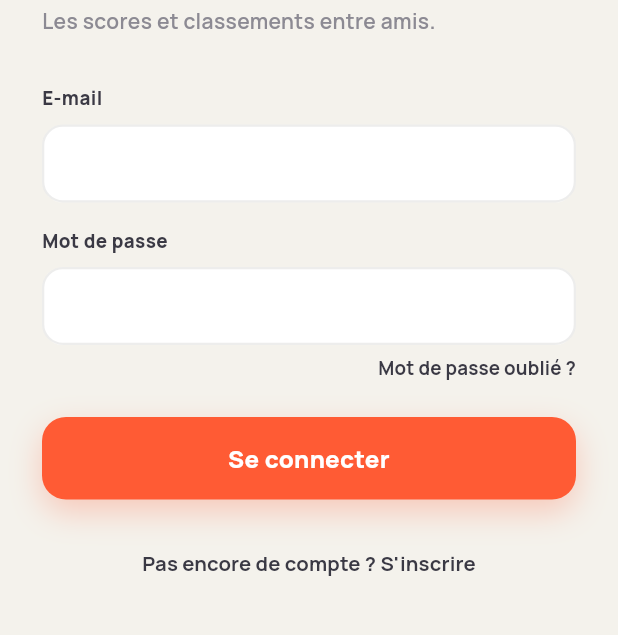
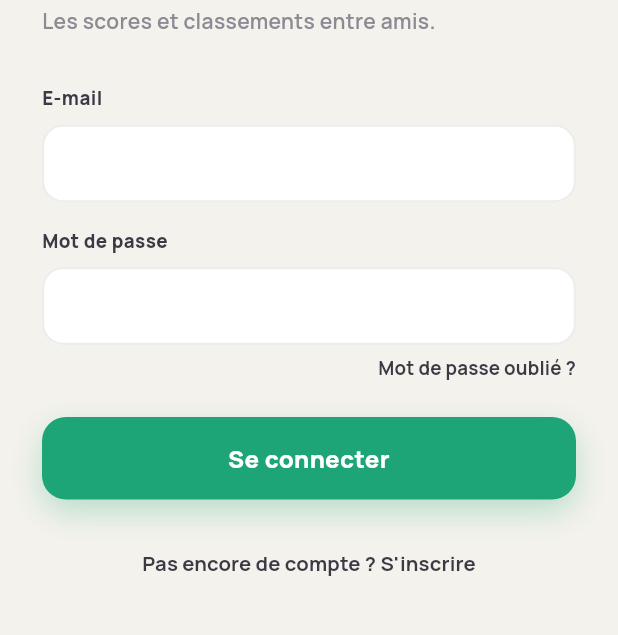
Before and after one commit to thomas26215/Podium, a Flutter app: the screen it shows after launch, on a phone screen of 412 x 824 dp, the part 444-1079 px from its top. Run offline on Flutter 3.47's test engine with Material 3 defaults, Android fonts, the light colour scheme and no system bars; our stand-ins replace app_links, cloud_firestore, connectivity_plus, firebase_auth, firebase_core, firebase_messaging and 8 more; missing offline and left inert: path_parsing; accounts and stored records are empty.

Commit message:
Make the icon's mint the default accent
The new "Cador" accent is the icon's mint, darkened until white text
reads on it (3.1:1, like the other accents). It's named after the app,
like the default palette and font, which also keeps it apart from the
"Menthe" palette. Players who picked an accent keep theirs.

The score chart drew its first line in the accent and its second in
green, so with a mint (or green) accent two players looked alike. The
other colours now skip any hue too close to the accent's.

```diff
--- a/lib/theme/appearance.dart
+++ b/lib/theme/appearance.dart
@@ -28,7 +28,7 @@ class Appearance {
 
   const Appearance({
     this.palette = PaletteId.classic,
-    this.accent = AccentId.orange,
+    this.accent = AccentId.mint,
     this.customHue = 200,
     this.surface = SurfaceStyle.flat,
     this.corners = CornerStyle.standard,
@@ -179,6 +179,9 @@ enum AccentId {
   blue('Bleu', Color(0xFF3B82F6)),
   sky('Ciel', Color(0xFF0B8BD0)),
   teal('Lagon', Color(0xFF0E9F94)),
+  /// The default, named after the app like the default palette and font:
+  /// the icon's mint, darkened until white text reads on it.
+  mint('Cador', Color(0xFF1DA578)),
   green('Vert', Color(0xFF1F9D57)),
   lime('Olive', Color(0xFF5E9A12)),
   amber('Ambre', Color(0xFFD97706)),
```
Also changed, not shown: lib/widgets/score_evolution_chart.dart (+14 -1 lines), 2 other files.
